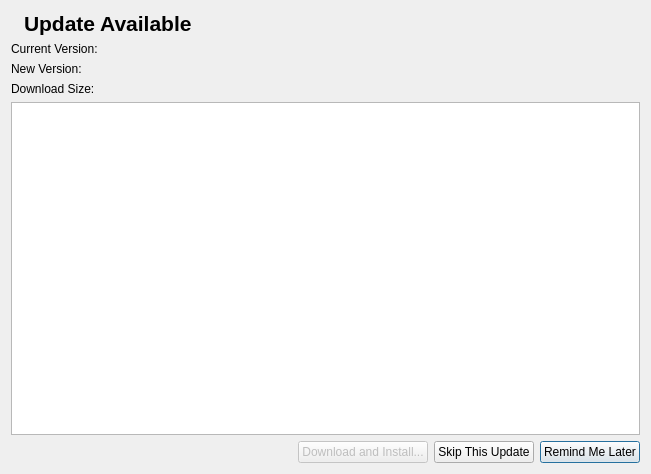
Above: pcsx2-qt/AutoUpdaterDialog.ui from LuminarLight/pcsx2-sanity before the change. Below: the same form after it.
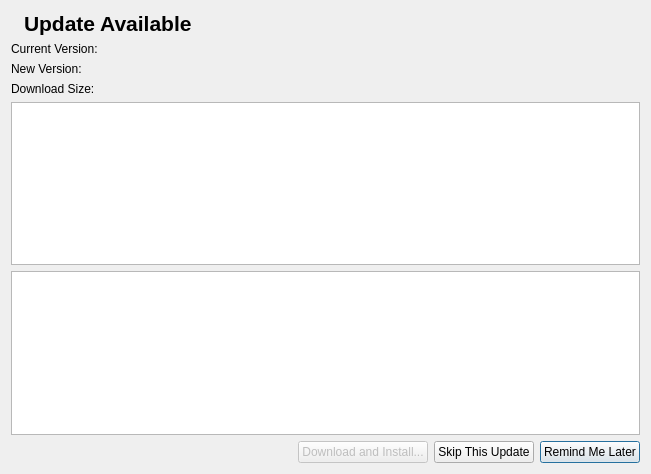
That is the form after the change. Icons and pictures are not drawn.

Commit message: Release no longer includes changelog, it includes message. Adjusted relevant things.

```diff
--- a/pcsx2-qt/AutoUpdaterDialog.ui
+++ b/pcsx2-qt/AutoUpdaterDialog.ui
@@ -83,6 +83,9 @@
      </property>
     </widget>
    </item>
+   <item>
+    <widget class="QTextBrowser" name="updateMessage"/>
+   </item>
    <item>
     <widget class="QTextBrowser" name="updateNotes"/>
    </item>
```
The commit also changes 3 other files.
